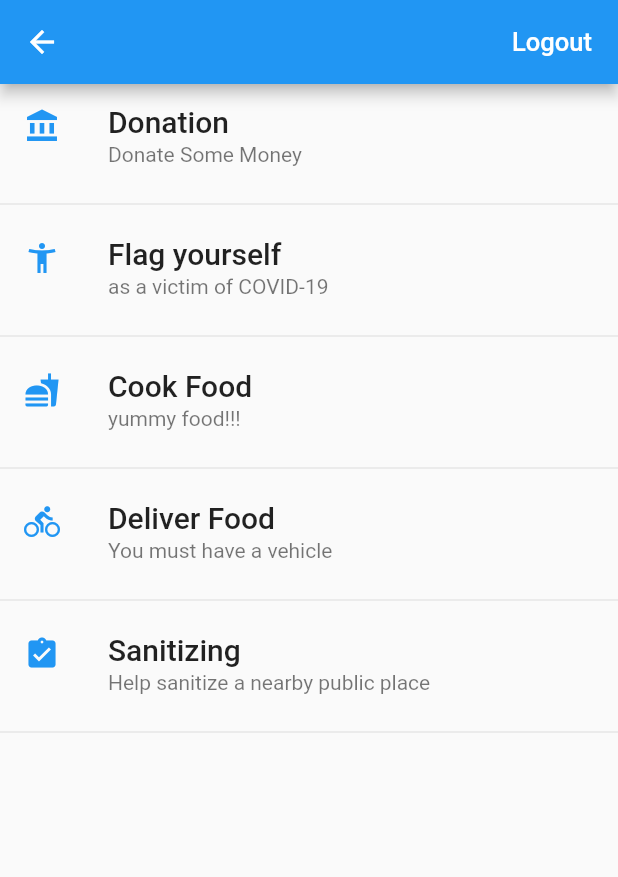
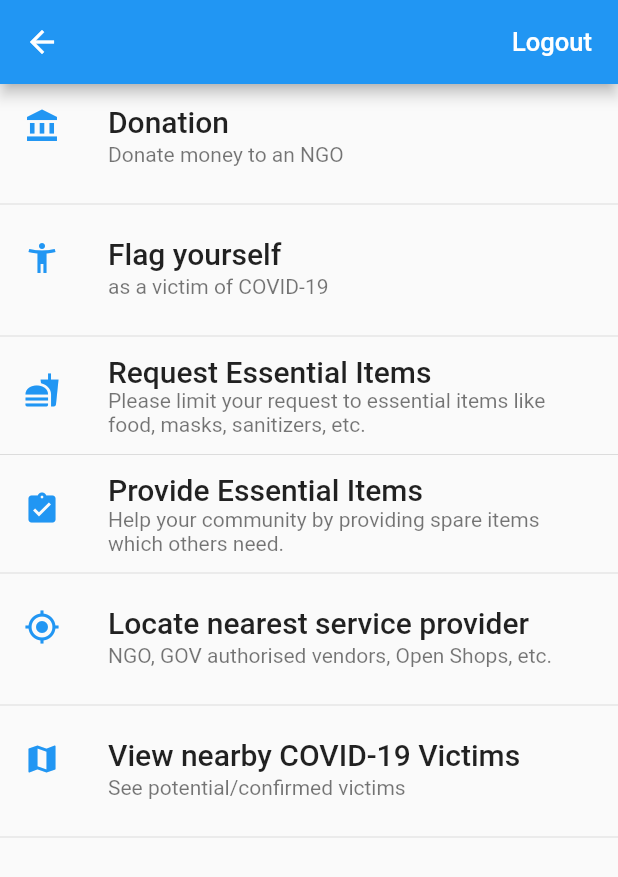
Before and after one commit to amanagr/volunteer_registration, a Flutter app: the HomePage screen opened directly, on a phone screen of 412 x 824 dp. Shown: the top 877 px of the screen. Run offline on Flutter 3.47's test engine with Material 2 defaults, Android fonts, the phone set to English and light mode, and no system bars; our stand-ins replace firebase_auth, geolocator; accounts and stored records are empty.

Commit message:
Update the home page list.

```diff
--- a/lib/home_page.dart
+++ b/lib/home_page.dart
@@ -36,19 +36,22 @@ class HomePage extends StatelessWidget {
 
   Widget _buildList() => ListView(
     children: [
-      Tile(title: 'Donation', subtitle: 'Donate Some Money', icon: Icons.account_balance, view: DonationView()),
+      Tile(title: 'Donation', subtitle: 'Donate money to an NGO', icon: Icons.account_balance, view: DonationView()),
       Divider(),
       Tile(title: 'Flag yourself', subtitle:  'as a victim of COVID-19', icon: Icons.accessibility_new, stateless_view: FlagView()),
       Divider(),
-      Tile(title: 'Cook Food', subtitle:  'yummy food!!!', icon: Icons.fastfood),
+      Tile(title: 'Request Essential Items', subtitle:  'Please limit your request to essential items like food, masks, sanitizers, etc.', icon: Icons.fastfood),
       Divider(),
-      Tile(title: 'Deliver Food', subtitle:  'You must have a vehicle',icon:  Icons.directions_bike),
+      Tile(title: 'Provide Essential Items', subtitle:  'Help your community by providing spare items which others need.', icon:  Icons.assignment_turned_in),
       Divider(),
-      Tile(title: 'Sanitizing', subtitle:  'Help sanitize a nearby public place',icon:  Icons.assignment_turned_in),
+      Tile(title: 'Locate nearest service provider', subtitle:  'NGO, GOV authorised vendors, Open Shops, etc.', icon:  Icons.gps_fixed),
+      Divider(),
+      Tile(title: 'View nearby COVID-19 Victims', subtitle:  'See potential/confirmed victims', icon:  Icons.map),
       Divider(),
     ],
   );
 }
+
 
 class Tile extends StatelessWidget{
   const Tile({this.title, this.subtitle, this.icon, this.view, this.stateless_view});
```
